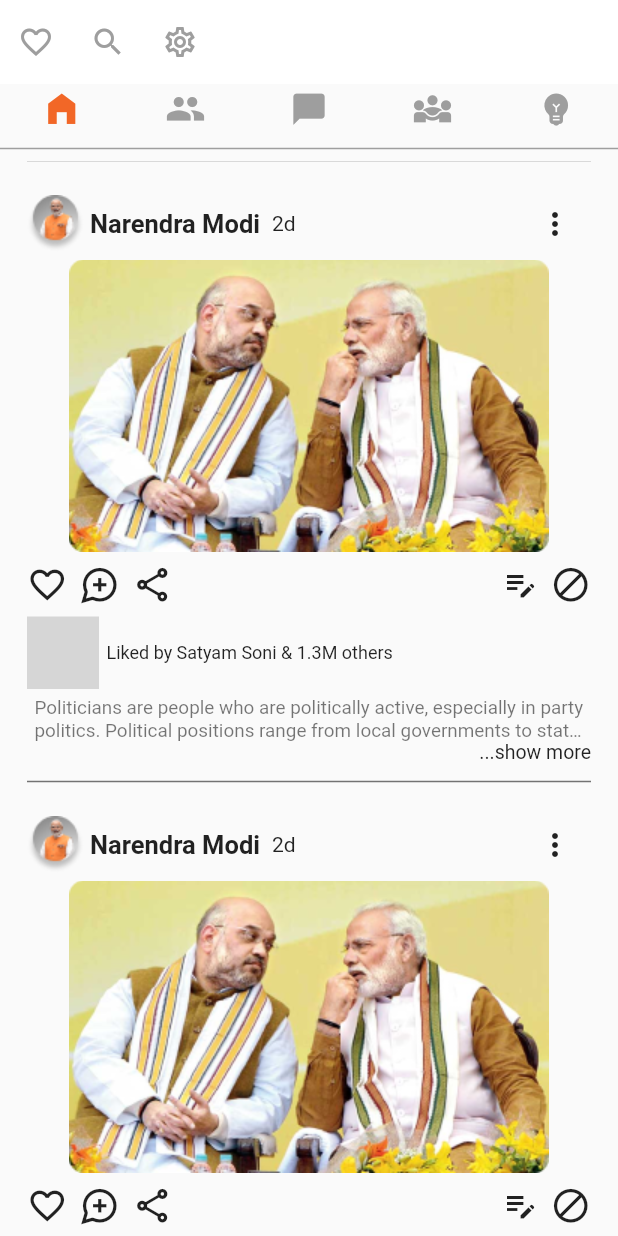
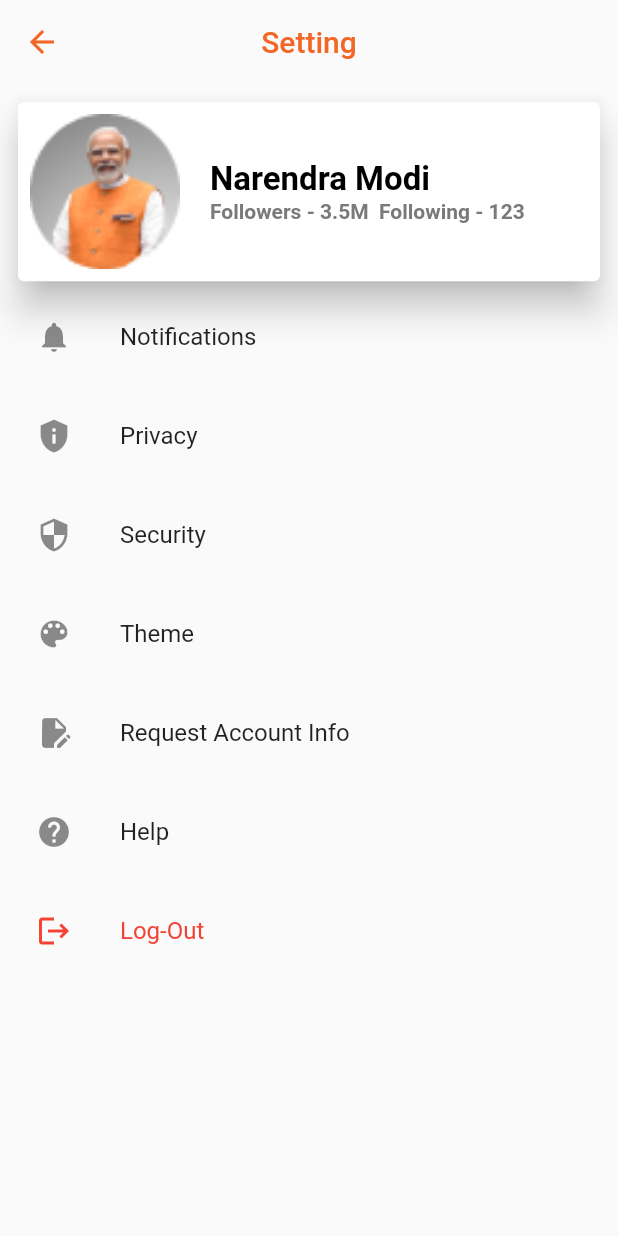
Before and after one commit to sohamkolhe9829/indi-chat-setu, a Flutter app: the HomeScreen screen opened by its route, scrolled down 2880 dp, after a tap on the "settings" icon, on a phone screen of 412 x 824 dp. Run offline on Flutter 3.47's test engine with Material 2 defaults, Android fonts, the phone set to English and light mode, and no system bars; our stand-ins replace file_picker, google_fonts, location, simple_circular_progress_bar; missing offline and left inert: flutter_image_stack; grey boxes are pictures that could not be loaded.

Commit message:
Setting updated

```diff
--- a/lib/main.dart
+++ b/lib/main.dart
@@ -1,3 +1,5 @@
+import 'package:indi_chat_setu/src/screens/settings/notifications_setting.dart';
+import 'package:indi_chat_setu/src/screens/settings/setting_screen.dart';
 import 'package:indi_chat_setu/src/screens/welcome_pages/log_in.dart';
 import 'package:indi_chat_setu/src/screens/welcome_pages/otp.dart';
 import 'package:indi_chat_setu/src/screens/welcome_pages/person_type.dart';
@@ -22,6 +24,8 @@ class MyApp extends StatelessWidget {
         '/otp': (context) => OtpScreen(),
         '/personType': (context) => PersonType(),
         '/home': (context) => HomeScreen(),
+        '/setting': (context) => SettingScreen(),
+        '/notificationsSetting': (context) => NotificationsSetting(),
       },
       title: 'Flutter Demo',
       theme: ThemeData(
--- a/lib/src/screens/dashboard/home_pages/home.dart
+++ b/lib/src/screens/dashboard/home_pages/home.dart
@@ -41,7 +41,9 @@ class _HomeScreenState extends State<HomeScreen> {
               ),
             ),
             IconButton(
-              onPressed: () {},
+              onPressed: () {
+                Navigator.pushNamed(context, '/setting');
+              },
               icon: const Icon(
                 Icons.settings_outlined,
                 color: Colors.grey,
--- /dev/null
+++ b/lib/src/screens/settings/setting_screen.dart
@@ -0,0 +1,113 @@
+import 'package:flutter/material.dart';
+import 'package:indi_chat_setu/src/services/library.dart';
+
+class SettingScreen extends StatelessWidget {
+  const SettingScreen({super.key});
+
+  @override
+  Widget build(BuildContext context) {
+    return Scaffold(
+      appBar: AppBar(
+        backgroundColor: Colors.transparent,
+        elevation: 0,
+        leading: IconButton(
+            onPressed: () {
+              Navigator.pop(context);
+            },
+            icon: Icon(
+              Icons.arrow_back,
+              color: Constants.orangeColor,
+            )),
+        centerTitle: true,
+        title: Text(
+          "Setting",
+          style: TextStyle(
+            color: Constants.orangeColor,
+          ),
+        ),
+      ),
+      body: SafeArea(
+        child: Padding(
+          padding: const EdgeInsets.all(8.0),
+          child: Column(
+            children: [
+              Card(
+                elevation: 10,
+                child: Padding(
+                  padding: const EdgeInsets.all(8.0),
+                  child: Row(
+                    children: [
+                      Image.asset(
+                        Constants.prof,
+                        width: 100,
+                        fit: BoxFit.cover,
+                      ),
+                      SizedBox(width: 20),
+                      Column(
+                        crossAxisAlignment: CrossAxisAlignment.start,
+                        children: [
+                          Text(
+                            "Narendra Modi",
+                            style: TextStyle(
+                              color: Colors.black,
+                              fontSize: 22,
+                              fontWeight: FontWeight.bold,
+                            ),
+                          ),
+                          Text(
+                            "Followers - 3.5M  Following - 123",
+                            overflow: TextOverflow.ellipsis,
+                            style: TextStyle(
+                              color: Constants.greyColor2,
+                              fontSize: 14,
+                              fontWeight: FontWeight.bold,
+                            ),
+                          ),
+                        ],
+                      ),
+                    ],
+                  ),
+                ),
+              ),
+              settingListTile(context, "Notifications", Icons.notifications,
+                  "/notificationsSetting"),
+              settingListTile(context, "Privacy", Icons.privacy_tip,
+                  "/notificationsSetting"),
+              settingListTile(
+                  context, "Security", Icons.security, "/notificationsSetting"),
+              settingListTile(context, "Theme", Icons.color_lens_sharp,
+                  "/notificationsSetting"),
+              settingListTile(context, "Request Account Info",
+                  Icons.edit_document, "/notificationsSetting"),
+              settingListTile(
+                  context, "Help", Icons.help, "/notificationsSetting"),
+              Padding(
+                padding: const EdgeInsets.symmetric(vertical: 5),
+                child: ListTile(
+                  leading: Icon(Icons.logout, color: Colors.red),
+                  title: Text(
+                    "Log-Out",
+                    style: TextStyle(color: Colors.red),
+                  ),
+                ),
+              ),
+            ],
+          ),
+        ),
+      ),
+    );
+  }
+}
+
+Widget settingListTile(context, String title, IconData icon, String route) {
+  return Padding(
+    padding: const EdgeInsets.symmetric(vertical: 5),
+    child: ListTile(
+      onTap: () {
+        Navigator.pushNamed(context, route);
+      },
+      leading: Icon(icon),
+      title: Text(title),
+    ),
+  );
+}
```
Also changed, not shown: lib/src/screens/settings/notifications_setting.dart (added, +94 -0 lines).
